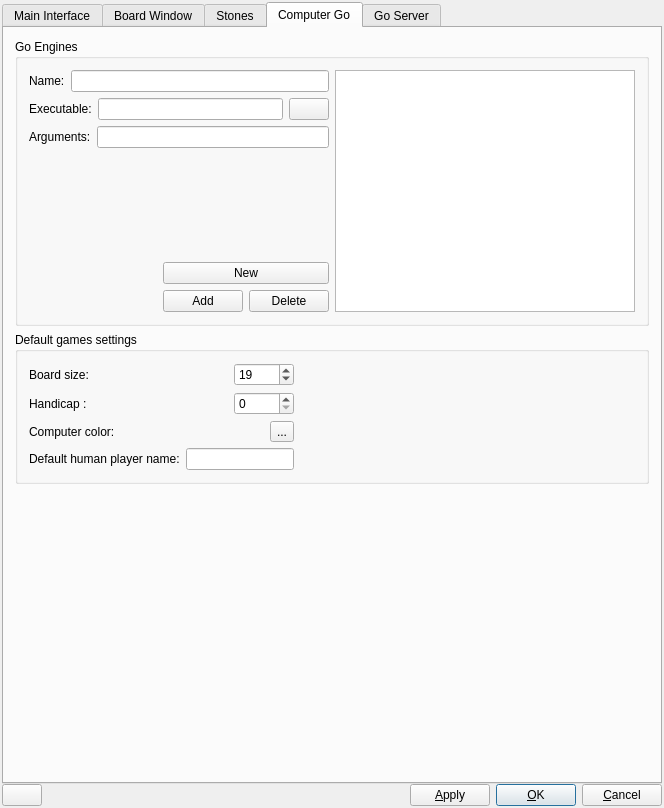
This is src/preferences_gui.ui in bernds/q5Go as Qt 5 draws it before an edit. The edited form follows.
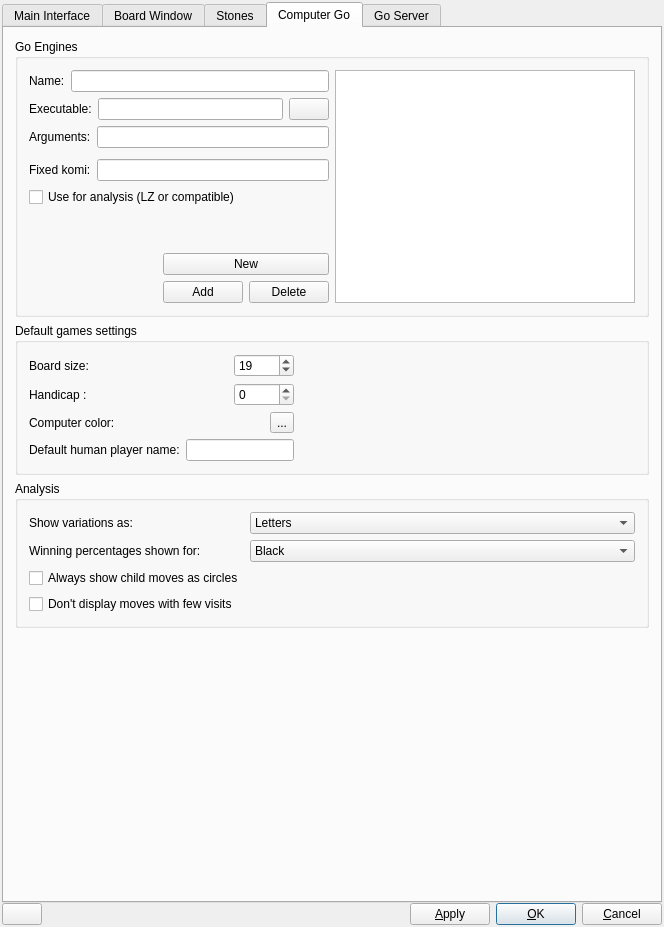
This is the edited form. The open tabs and pages were chosen to show the change. Icons and pictures are not drawn. Custom widgets are drawn as their Qt base class.

Commit message: Implement an LZ-compatible analysis feature

```diff
--- a/src/preferences_gui.ui
+++ b/src/preferences_gui.ui
@@ -7,7 +7,7 @@
     <x>0</x>
     <y>0</y>
     <width>664</width>
-    <height>808</height>
+    <height>853</height>
    </rect>
   </property>
   <property name="sizePolicy">
@@ -1805,7 +1805,7 @@
        <string>Computer Go</string>
       </attribute>
       <layout class="QGridLayout">
-       <item row="3" column="0">
+       <item row="4" column="0">
         <spacer name="Spacer8">
          <property name="orientation">
           <enum>Qt::Vertical</enum>
@@ -2038,6 +2038,13 @@
          </property>
          <layout class="QGridLayout" name="gridLayout_7">
           <item row="4" column="0">
+           <widget class="QCheckBox" name="engineAnalysis">
+            <property name="text">
+             <string>Use for analysis (LZ or compatible)</string>
+            </property>
+           </widget>
+          </item>
+          <item row="6" column="0">
            <widget class="QWidget" name="widget_6" native="true">
             <layout class="QGridLayout" name="gridLayout_6">
              <property name="leftMargin">
@@ -2164,7 +2171,7 @@
             </layout>
            </widget>
           </item>
-          <item row="0" column="1" rowspan="5">
+          <item row="0" column="1" rowspan="7">
            <widget class="QListWidget" name="ListView_engines">
             <property name="sizePolicy">
              <sizepolicy hsizetype="Expanding" vsizetype="MinimumExpanding">
@@ -2248,7 +2255,7 @@
             </item>
            </layout>
           </item>
-          <item row="3" column="0">
+          <item row="5" column="0">
            <spacer name="verticalSpacer_14">
             <property name="orientation">
              <enum>Qt::Vertical</enum>
@@ -2260,6 +2267,98 @@
              </size>
             </property>
            </spacer>
+          </item>
+          <item row="3" column="0">
+           <layout class="QHBoxLayout" name="horizontalLayout_7">
+            <property name="topMargin">
+             <number>5</number>
+            </property>
+            <item>
+             <widget class="QLabel" name="enginelabel_4">
+              <property name="text">
+               <string>Fixed komi:</string>
+              </property>
+             </widget>
+            </item>
+            <item>
+             <widget class="QLineEdit" name="engineKomi"/>
+            </item>
+           </layout>
+          </item>
+         </layout>
+        </widget>
+       </item>
+       <item row="3" column="0">
+        <widget class="QGroupBox" name="groupBox_6">
+         <property name="title">
+          <string>Analysis</string>
+         </property>
+         <layout class="QFormLayout" name="formLayout">
+          <item row="0" column="0">
+           <widget class="QLabel" name="label_17">
+            <property name="text">
+             <string>Show variations as:</string>
+            </property>
+           </widget>
+          </item>
+          <item row="0" column="1">
+           <widget class="QComboBox" name="anVarComboBox">
+            <item>
+             <property name="text">
+              <string>Letters</string>
+             </property>
+            </item>
+            <item>
+             <property name="text">
+              <string>Percentage difference</string>
+             </property>
+            </item>
+            <item>
+             <property name="text">
+              <string>Absolute percentage</string>
+             </property>
+            </item>
+           </widget>
+          </item>
+          <item row="2" column="0">
+           <widget class="QCheckBox" name="anChildMovesCheckBox">
+            <property name="text">
+             <string>Always show child moves as circles</string>
+            </property>
+           </widget>
+          </item>
+          <item row="1" column="0">
+           <widget class="QLabel" name="label_18">
+            <property name="text">
+             <string>Winning percentages shown for:</string>
+            </property>
+           </widget>
+          </item>
+          <item row="1" column="1">
+           <widget class="QComboBox" name="winrateComboBox">
+            <item>
+             <property name="text">
+              <string>Black</string>
+             </property>
+            </item>
+            <item>
+             <property name="text">
+              <string>White</string>
+             </property>
+            </item>
+            <item>
+             <property name="text">
+              <string>Side to move</string>
+             </property>
+            </item>
+           </widget>
+          </item>
+          <item row="3" column="0">
+           <widget class="QCheckBox" name="anPruneCheckBox">
+            <property name="text">
+             <string>Don't display moves with few visits</string>
+            </property>
+           </widget>
           </item>
          </layout>
         </widget>
```
Left out of the diff: 2 changed lines with no effect on the pictures. The commit also changes 19 other files.
